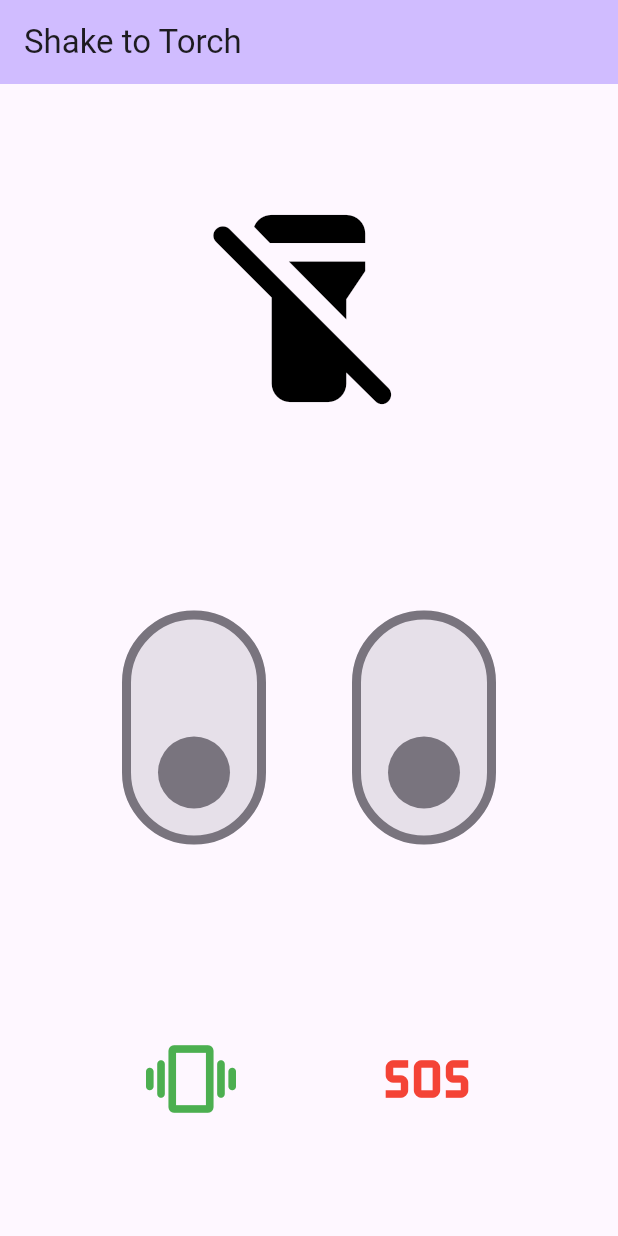
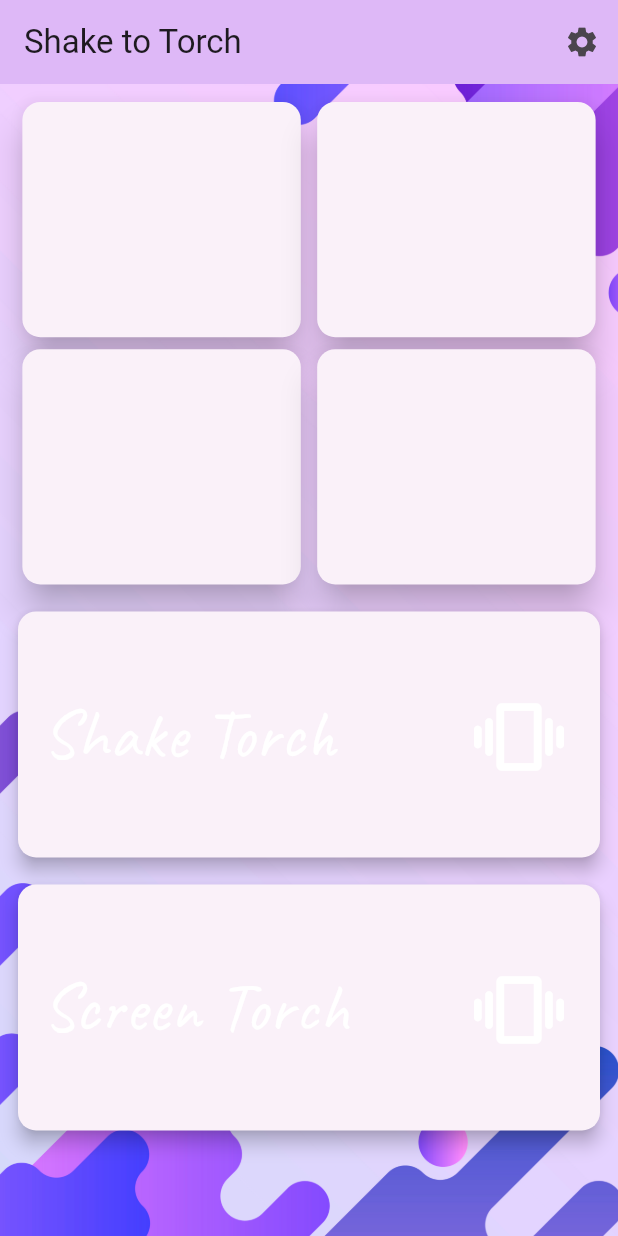
Before and after one commit to wizium/shake_torch, a Flutter app: the screen it shows after launch, on a phone screen of 412 x 824 dp. Run offline on Flutter 3.47's test engine with Material 2 defaults, Android fonts, the phone set to English and light mode, and no system bars; drawn by our look-alikes of dynamic_color; our stand-ins replace device_info_plus, permission_handler, shared_preferences; missing offline and left inert: flutter_background_service, flutter_background_service_android, shake, torch_controller.

Commit message:
improving ui

```diff
--- /dev/null
+++ b/lib/Functions/navigation_check.dart
@@ -0,0 +1,19 @@
+import 'package:device_info_plus/device_info_plus.dart';
+import 'package:flutter/material.dart';
+import 'package:shake_torch/main.dart';
+
+Future<double> checkNavigation(context) async {
+  final devicePixelRatio = MediaQuery.of(context).devicePixelRatio;
+  final screenHeight = MediaQuery.of(context).size.height;
+
+  final DeviceInfoPlugin deviceInfoPlugin = DeviceInfoPlugin();
+  final AndroidDeviceInfo androidInfo = await deviceInfoPlugin.androidInfo;
+  final deviceHeight = androidInfo.displayMetrics.heightPx;
+
+  final androidNavHeight = deviceHeight / devicePixelRatio - screenHeight;
+  return deviceHeight - androidNavHeight;
+}
+
+void heightGetter(context, Function voidCallback) async {
+  height = await checkNavigation(context);
+}
--- a/lib/Functions/sos.dart
+++ b/lib/Functions/sos.dart
@@ -1,6 +1,5 @@
 import 'dart:async';
 import 'package:flutter/material.dart';
-import 'package:shake_torch/screens/home.dart';
 import 'package:torch_controller/torch_controller.dart';
 
 TorchController torchController = TorchController();
@@ -10,7 +9,6 @@ void toggleSos(bool isSosOn, {required VoidCallback callbackIntent}) {
   if (isSosOn) {
     timer = Timer.periodic(const Duration(seconds: 1), (timer) async {
       await torchController.toggle();
-      isTorchOn = !isTorchOn;
       callbackIntent();
     });
   } else {
--- a/lib/Functions/terminated_run.dart
+++ b/lib/Functions/terminated_run.dart
@@ -6,16 +6,11 @@ import 'package:flutter_background_service/flutter_background_service.dart';
 import 'package:flutter_background_service_android/flutter_background_service_android.dart'
     show AndroidServiceInstance;
 import 'package:shake_torch/Functions/sos.dart';
-// import 'package:torch_light/torch_light.dart';
 import 'package:shake/shake.dart';
-
-import '/screens/home.dart';
-
 ShakeDetector shake = ShakeDetector.waitForStart(
   onPhoneShake: () async {
     torchController.initialize();
     await torchController.toggle();
-    isTorchOn = !isTorchOn;
   },
   shakeThresholdGravity: 9.5,
 );
--- a/lib/main.dart
+++ b/lib/main.dart
@@ -3,8 +3,9 @@ import 'Functions/aos12permission.dart';
 import 'Functions/terminated_run.dart';
 import 'screens/home.dart';
 import 'package:shared_preferences/shared_preferences.dart';
-import 'package:dynamic_color/dynamic_color.dart';
 
+late double height;
+late double width;
 late SharedPreferences sharedPreferences;
 void main() async {
   WidgetsFlutterBinding.ensureInitialized();
@@ -23,29 +24,40 @@ class MyApp extends StatefulWidget {
 class _MyAppState extends State<MyApp> {
   @override
   void initState() {
+    super.initState();
     askPermission();
     isBackgroundOn = sharedPreferences.getBool("isOn");
     setState(() {});
-    super.initState();
   }
 
   @override
   Widget build(BuildContext context) {
-    return DynamicColorBuilder(
-      builder: (lightDynamic, darkDynamic) {
-        return MaterialApp(
-          title: "Shake torch",
-          theme: ThemeData(
-            colorScheme: lightDynamic,
-            useMaterial3: true,
+    height = MediaQuery.of(context).size.height;
+    width = MediaQuery.of(context).size.width;
+    return MaterialApp(
+      title: "Shake torch",
+      darkTheme: ThemeData(
+        primarySwatch: Colors.amber,
+        useMaterial3: true,
+      ),
+      theme: ThemeData(
+        colorScheme: ColorScheme.fromSeed(
+          seedColor: const Color(0xFFD3A2F6),
+          primary: const Color(0xFFD3A2F6),
+          surface: const Color(0xff6ADF16).withOpacity(.8),
+          secondary: const Color(0xFFF9CCC7),
+          background: const Color(0xffE8FBFD),
+        ),
+        textTheme: const TextTheme(
+          bodyLarge: TextStyle(
+            fontFamily: "caveat",
+            color: Colors.white,
+            fontSize: 45,
           ),
-          home: const HomePage(),
-        );
-      },
+        ),
+        useMaterial3: true,
+      ),
+      home: const HomePage(),
     );
   }
 }
-
-Future<Color?> dynamicColor() async {
-  return await DynamicColorPlugin.getAccentColor();
-}
--- a/lib/screens/home.dart
+++ b/lib/screens/home.dart
@@ -1,11 +1,10 @@
 import 'package:flutter/material.dart';
 import 'package:shake_torch/main.dart';
-import '/Functions/sos.dart';
-import '/Functions/terminated_run.dart';
+import 'package:shake_torch/widget/containers.dart';
+import 'package:shake_torch/widget/listview.dart';
 
 bool? isBackgroundOn = false;
 bool isSosOn = false;
-bool isTorchOn = false;
 
 class HomePage extends StatefulWidget {
   const HomePage({
@@ -24,88 +23,71 @@ class _HomePageState extends State<HomePage> {
     }
     return Scaffold(
       appBar: AppBar(
+        actions: [
+          IconButton(
+            onPressed: () {},
+            icon: const Icon(
+              Icons.settings,
+            ),
+          )
+        ],
         backgroundColor: Theme.of(context).colorScheme.inversePrimary,
         title: const Text("Shake to Torch"),
       ),
-      body: Center(
-        child: Column(
-          mainAxisAlignment: MainAxisAlignment.spaceEvenly,
-          children: <Widget>[
-            Icon(
-              isTorchOn
-                  ? Icons.flashlight_on_rounded
-                  : Icons.flashlight_off_rounded,
-              size: 150,
-              color: isTorchOn ? Colors.amber : Colors.black,
-              // color: Theme.of(context).colorScheme.inversePrimary,
-            ),
-            Padding(
-              padding: const EdgeInsets.only(top: 100.0),
-              child: Row(
+      body: Container(
+        decoration: BoxDecoration(
+          image: DecorationImage(
+              image: AssetImage("Assets/background.jpg"), fit: BoxFit.cover),
+        ),
+        child: Padding(
+          padding: const EdgeInsets.all(8.0),
+          child: Column(
+            mainAxisAlignment: MainAxisAlignment.start,
+            children: <Widget>[
+              Row(
                 mainAxisAlignment: MainAxisAlignment.spaceEvenly,
                 children: [
-                  Transform.scale(
-                    scale: 3,
-                    child: RotatedBox(
-                      quarterTurns: 3,
-                      child: Switch(
-                        value: isBackgroundOn!,
-                        onChanged: (value) async {
-                          if (isBackgroundOn!) {
-                            flutterBackgroundService.invoke("terminate");
-                          } else {
-                            await flutterBackgroundService.startService();
-                            flutterBackgroundService.invoke("start");
-                          }
-                          setState(() {
-                            isBackgroundOn = value;
-                          });
-                          await sharedPreferences.setBool(
-                            "isOn",
-                            isBackgroundOn!,
-                          );
-                        },
-                      ),
-                    ),
+                  CustomContainer(
+                    width: width,
+                    height: height,
                   ),
-                  Transform.scale(
-                    scale: 3,
-                    child: RotatedBox(
-                      quarterTurns: 3,
-                      child: Switch(
-                        value: isSosOn,
-                        onChanged: (value) async {
-                          isSosOn = value;
-                          setState(() {});
-                          toggleSos(isSosOn, callbackIntent: () {
-                            setState(() {});
-                          });
-                        },
-                      ),
-                    ),
+                  CustomContainer(
+                    width: width,
+                    height: height,
                   ),
                 ],
               ),
-            ),
-            const Padding(
-              padding: EdgeInsets.only(top: 100),
-              child: Row(
+              Row(
                 mainAxisAlignment: MainAxisAlignment.spaceEvenly,
                 children: [
-                  Icon(
-                    Icons.vibration_rounded,
-                    color: Colors.green,
-                    size: 60,
+                  CustomContainer(
+                    width: width,
+                    height: height,
                   ),
-                  Icon(
-                    Icons.sos_outlined,
-                    color: Colors.red,
-                    size: 60,
+                  CustomContainer(
+                    width: width,
+                    height: height,
                   ),
                 ],
               ),
-            )
-          ],
+              const CustomListView(
+                title: "Shake Torch",
+                trailing: Icon(
+                  Icons.vibration_rounded,
+                  color: Colors.white,
+                  size: 60,
+                ),
+              ),
+              const CustomListView(
+                trailing: Icon(
+                  Icons.vibration_rounded,
+                  color: Colors.white,
+                  size: 60,
+                ),
+                title: "Screen Torch",
+              )
+            ],
+          ),
         ),
       ),
     );
--- /dev/null
+++ b/lib/widget/containers.dart
@@ -0,0 +1,19 @@
+import 'package:flutter/material.dart';
+
+class CustomContainer extends StatelessWidget {
+  final double width;
+  final double height;
+  const CustomContainer({super.key, required this.width, required this.height});
+
+  @override
+  Widget build(BuildContext context) {
+    return SizedBox(
+      width: width * 0.47,
+      height: height * 0.2,
+      child: const Card(
+        elevation: 10,
+        // color: Colors.white.withOpacity(.5),
+      ),
+    );
+  }
+}
--- /dev/null
+++ b/lib/widget/listview.dart
@@ -0,0 +1,31 @@
+import 'package:flutter/material.dart';
+
+class CustomListView extends StatelessWidget {
+  final String title;
+  final Widget trailing;
+  const CustomListView({
+    super.key,
+    required this.title,
+    required this.trailing,
+  });
+
+  @override
+  Widget build(BuildContext context) {
+    return Padding(
+      padding: const EdgeInsets.only(top: 10),
+      child: Card(
+        elevation: 5,
+        child: Padding(
+          padding: const EdgeInsets.symmetric(vertical: 40),
+          child: ListTile(
+            textColor: Colors.white,
+            title: Text(
+              title,
+            ),
+            trailing: trailing,
+          ),
+        ),
+      ),
+    );
+  }
+}
```
Also changed, not shown: pubspec.yaml (+7 -7 lines), Assets/background.jpg (added), Fonts/Caveat.ttf (added), pubspec.lock.
